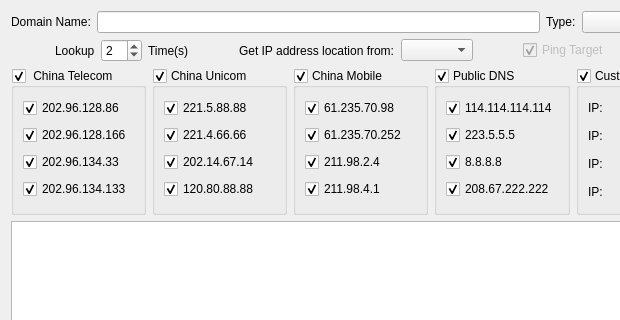
The window that src/dnslookup/dnslookup.ui (ihehui/plugins) describes before a commit, drawn with Qt 5; both pictures show x 0 to 620 and y 0 to 320 of the 751 by 627 pixel window.
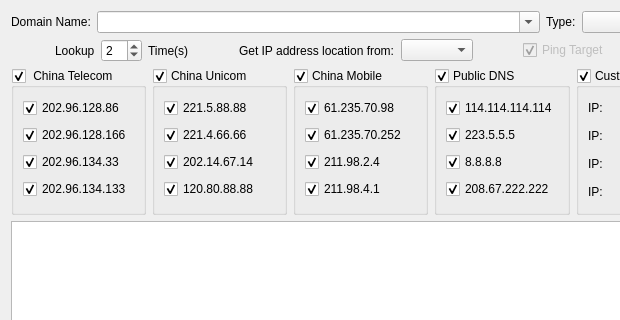
The same window after the commit.

Commit message: Update domain combobox

```diff
--- a/src/dnslookup/dnslookup.ui
+++ b/src/dnslookup/dnslookup.ui
@@ -469,9 +469,15 @@
         </widget>
        </item>
        <item>
-        <widget class="QLineEdit" name="lineEditDomainName">
-         <property name="text">
-          <string/>
+        <widget class="QComboBox" name="comboBoxDomainName">
+         <property name="sizePolicy">
+          <sizepolicy hsizetype="Expanding" vsizetype="Fixed">
+           <horstretch>0</horstretch>
+           <verstretch>0</verstretch>
+          </sizepolicy>
+         </property>
+         <property name="editable">
+          <bool>true</bool>
          </property>
         </widget>
        </item>
```
Left out of the diff: 1 changed line with no effect on the pictures. The commit also changes 1 other file.
